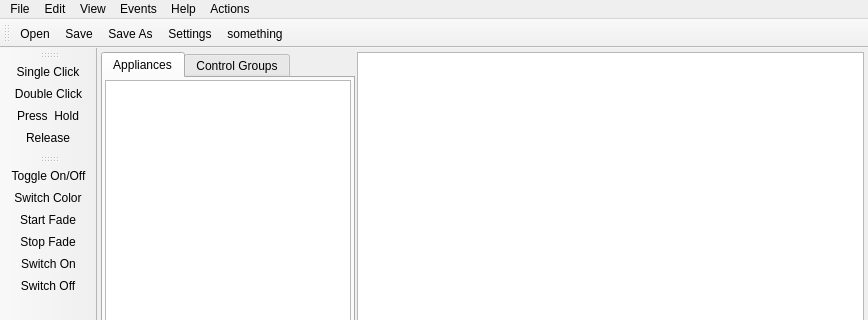
Old version of the form ElecntrlManager/mainwindow.ui in the repository JesperWe/CANLight; both pictures show x 0 to 868 and y 0 to 320 of the 868 by 568 pixel window.
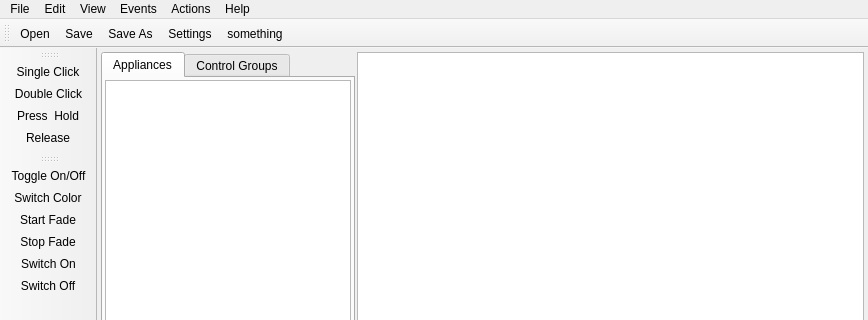
New version of the form. Icons and pictures are not drawn. Custom widgets are drawn as their Qt base class.

The edit to the form file:
```diff
--- a/ElecntrlManager/mainwindow.ui
+++ b/ElecntrlManager/mainwindow.ui
@@ -196,8 +196,8 @@
    <addaction name="menuEdit"/>
    <addaction name="menuView"/>
    <addaction name="menuEvents"/>
-   <addaction name="menuHelp"/>
    <addaction name="menuActions"/>
+   <addaction name="menuHelp"/>
   </widget>
   <widget class="QStatusBar" name="statusBar"/>
   <widget class="QToolBar" name="toolBar">
```
Left out of the diff: 6 changed lines with no effect on the pictures.
